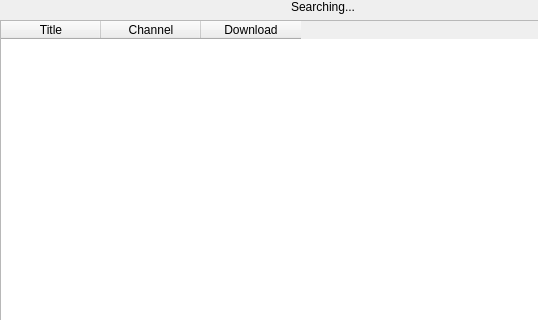
This is ui/search_menu.ui in FBI-open-up0126/music_player_pyqt as Qt 5 draws it before an edit; both pictures show x 0 to 538 and y 0 to 320 of the 646 by 466 pixel window. The edited form follows.
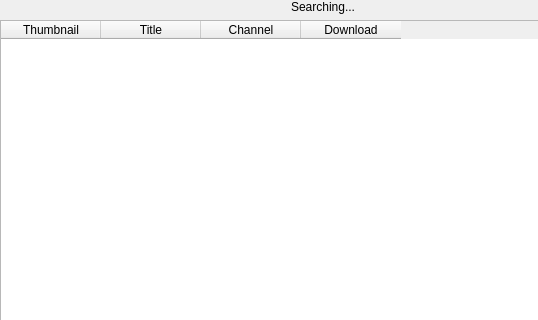
This is the edited form.

Commit message: day 4 Fixing Search Menu

The edit to the form file:
```diff
--- a/ui/search_menu.ui
+++ b/ui/search_menu.ui
@@ -51,8 +51,13 @@
       <number>0</number>
      </property>
      <property name="columnCount">
-      <number>3</number>
+      <number>4</number>
      </property>
+     <column>
+      <property name="text">
+       <string>Thumbnail</string>
+      </property>
+     </column>
      <column>
       <property name="text">
        <string>Title</string>
```
The commit also changes 8 other files.
